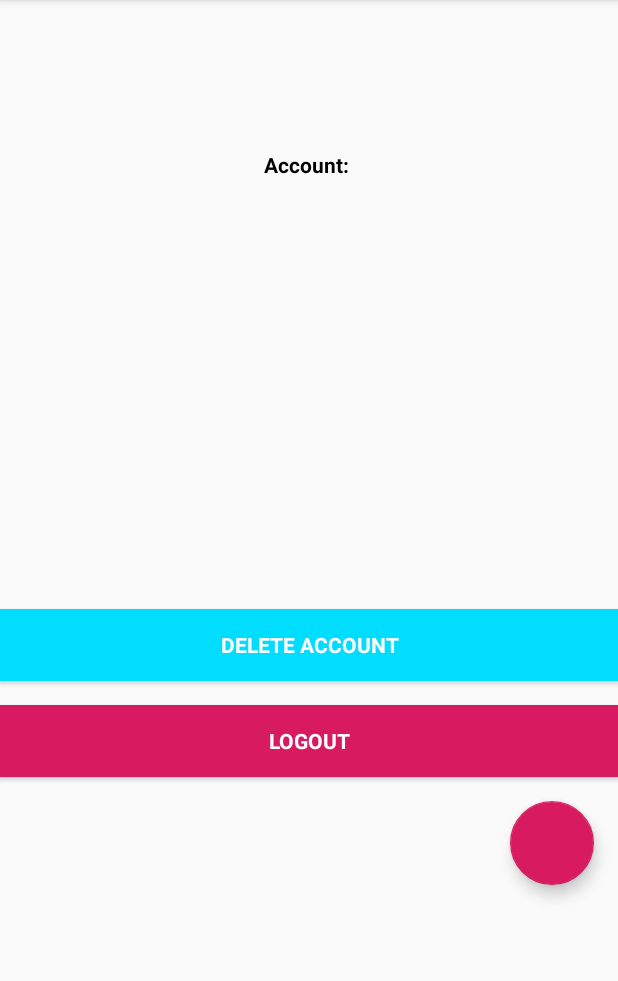
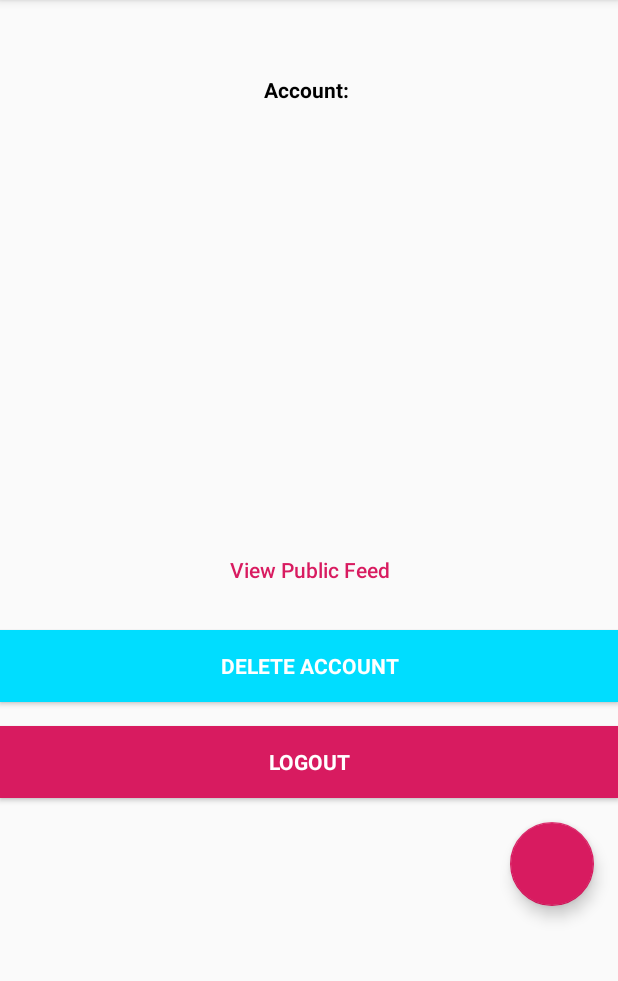
Before and after one commit to anvitgupta/bucketlist, an Android app: the screen it shows after launch once a user with an empty profile is signed in (MainActivity), on a phone screen of 412 x 824 dp, the part 84-1065 px from its top. Run offline under Robolectric (Android 15) with nearby library versions, the phone set to English and light mode, and no system bars; our stand-ins replace Firebase (no records; nobody signed in at launch, a user with empty details on screens opened directly).

Commit message:
Add Public Feed and personal bucket list distinction

```diff
--- a/android/app/src/main/AndroidManifest.xml
+++ b/android/app/src/main/AndroidManifest.xml
@@ -36,6 +36,9 @@
         <activity
             android:name=".AddItemActivity"
             android:label="@string/app_name" />
+        <activity
+            android:name=".PublicFeedActivity"
+            android:label="@string/app_name" />
     </application>
 
 </manifest>
--- a/android/app/src/main/java/com/cs4279/buckit/MainActivity.java
+++ b/android/app/src/main/java/com/cs4279/buckit/MainActivity.java
@@ -29,10 +29,11 @@ import com.google.firebase.database.FirebaseDatabase;
 import com.google.firebase.database.ValueEventListener;
 
 import java.util.ArrayList;
+import java.util.HashSet;
 
 public class MainActivity extends AppCompatActivity {
     TextView textView;
-    Button deleteAccountButton,logoutButton;
+    Button deleteAccountButton,logoutButton,publicButton;
     FloatingActionButton addItemFAB;
     FirebaseAuth firebaseAuth;
     private FirebaseAuth.AuthStateListener  authStateListener;
@@ -41,6 +42,7 @@ public class MainActivity extends AppCompatActivity {
     private RecyclerView.LayoutManager mLayoutManager;
     private FirebaseDatabase mDatabase;
     private ArrayList<Item> itemsList;
+    private HashSet<String> personalItemIDs;
 
     @Override
     protected void onCreate(Bundle savedInstanceState) {
@@ -51,10 +53,12 @@ public class MainActivity extends AppCompatActivity {
         textView = findViewById(R.id.textView1);
         deleteAccountButton = findViewById(R.id.deleteAccountButton);
         logoutButton = findViewById(R.id.logoutButton);
+        publicButton = findViewById(R.id.publicButton);
         addItemFAB = findViewById(R.id.addItemFAB);
 
         cardsLayout = findViewById(R.id.cardsList);
         itemsList = new ArrayList<Item>();
+        personalItemIDs = new HashSet<String>();
 
         firebaseAuth = FirebaseAuth.getInstance();
 
@@ -100,6 +104,13 @@ public class MainActivity extends AppCompatActivity {
             }
         });
 
+        publicButton.setOnClickListener(new View.OnClickListener() {
+            @Override
+            public void onClick(View v) {
+                startActivity(new Intent(getApplicationContext(),PublicFeedActivity.class));
+            }
+        });
+
         addItemFAB.setOnClickListener(new View.OnClickListener() {
             @Override
             public void onClick(View view) {
@@ -109,6 +120,19 @@ public class MainActivity extends AppCompatActivity {
         });
 
         mDatabase = FirebaseDatabase.getInstance();
+
+        DatabaseReference personalListReference = mDatabase.getReference().child("users").child(firebaseAuth.getCurrentUser().getUid()).child("personal_list");
+
+        ValueEventListener personalListListener = new ValueEventListener() {
+            @Override
+            public void onDataChange(@NonNull DataSnapshot dataSnapshot) {
+                personalItemIDs.clear();
+                for (DataSnapshot itemIDSnapshot : dataSnapshot.getChildren()) {
+                    String itemID = itemIDSnapshot.getValue(String.class);
+                    personalItemIDs.add(itemID);
+                }
+
+                // After updating personal bucket list IDs, fetch the appropriate posts
                 DatabaseReference initialItemsReference = mDatabase.getReference("bucket_list_items");
 
                 ValueEventListener initialItemsListener = new ValueEventListener() {
@@ -116,52 +140,12 @@ public class MainActivity extends AppCompatActivity {
                     public void onDataChange(DataSnapshot dataSnapshot) {
                         itemsList.clear();
                         for (DataSnapshot itemSnapshot: dataSnapshot.getChildren()) {
+                            if (!personalItemIDs.contains(itemSnapshot.getKey())) continue;
                             Item newItem = itemSnapshot.getValue(Item.class);
                             itemsList.add(newItem);
                         }
 
                         mAdapter.notifyDataSetChanged();
-                /*
-                CardView card = new CardView(getApplicationContext());
-
-                // Set the CardView layoutParams
-                LinearLayout.LayoutParams params = new LinearLayout.LayoutParams(
-                        LinearLayout.LayoutParams.MATCH_PARENT,
-                        LinearLayout.LayoutParams.WRAP_CONTENT
-                );
-                int margin = 10;
-                params.setMargins(margin, margin, margin, margin);
-                params.weight = 1;
-                card.setLayoutParams(params);
-
-                // Set CardView corner radius
-                card.setRadius(9);
-
-                // Set cardView content padding
-                card.setContentPadding(15, 15, 15, 15);
-
-                // Set a background color for CardView
-                card.setCardBackgroundColor(Color.parseColor("#FFC6D6C3"));
-
-                // Set the CardView maximum elevation
-                card.setMaxCardElevation(15);
-
-                // Set CardView elevation
-                card.setCardElevation(9);
-
-                // Initialize a new TextView to put in CardView
-                TextView tv = new TextView(getApplicationContext());
-                tv.setLayoutParams(params);
-                tv.setText("Hi Abby :)");//newItem.getDescription());
-                // Need to setId()?
-                tv.setLayoutParams(new LinearLayout.LayoutParams(LinearLayout.LayoutParams.MATCH_PARENT,LinearLayout.LayoutParams.WRAP_CONTENT));
-                tv.setTextSize(TypedValue.COMPLEX_UNIT_DIP, 30);
-
-                // Put the TextView in CardView
-                card.addView(tv);
-
-                cardsLayout.addView(card);
-                */
                     }
 
                     @Override
@@ -172,26 +156,15 @@ public class MainActivity extends AppCompatActivity {
                         // ...
                     }
                 };
-        initialItemsReference.addValueEventListener(initialItemsListener); // Use this for now, perhaps switch to child event listener later?
-        //initialItemsReference.addListenerForSingleValueEvent(initialItemsListener);
-
-        /*DatabaseReference newItemsReference = mDatabase.getReference().child("bucket_list_items");
-        ValueEventListener newItemListener = new ValueEventListener() {
-            @Override
-            public void onDataChange(DataSnapshot dataSnapshot) {
-                Item newItem = dataSnapshot.getValue(Item.class);
-                itemsList.add(newItem);
+                initialItemsReference.addListenerForSingleValueEvent(initialItemsListener); // Use this for now, perhaps switch to child event listener later?
             }
 
             @Override
-            public void onCancelled(DatabaseError databaseError) {
-                // TODO
-                // Getting Metadata failed, log a message
-                //Log.w(TAG, "loadPost:onCancelled", databaseError.toException());
-                // ...
+            public void onCancelled(@NonNull DatabaseError databaseError) {
+
             }
         };
-        newItemsReference.addValueEventListener(newItemListener);*/
+        personalListReference.addValueEventListener(personalListListener);
 
         mAdapter = new ItemsAdapter(itemsList);
         cardsLayout.setAdapter(mAdapter);
--- a/android/app/src/main/res/layout/activity_main.xml
+++ b/android/app/src/main/res/layout/activity_main.xml
@@ -11,7 +11,7 @@
         android:id="@+id/textView1"
         android:textColor="@android:color/black"
         android:textStyle="bold"
-        android:layout_marginTop="100dp"
+        android:layout_marginTop="50dp"
         android:textAlignment="center" />
 
     <android.support.v7.widget.RecyclerView
@@ -22,6 +22,17 @@
 
     </android.support.v7.widget.RecyclerView>
 
+
+    <Button
+        android:text="View Public Feed"
+        android:layout_width="match_parent"
+        android:layout_height="wrap_content"
+        android:textAllCaps="false"
+        android:id="@+id/publicButton"
+        android:background="@null"
+        android:textColor="@color/colorAccent"
+        android:layout_marginTop="16dp"
+        />
     <Button
         android:id="@+id/deleteAccountButton"
         style="?android:textAppearanceSmall"
```
Also changed, not shown: android/app/src/main/java/com/cs4279/buckit/PublicFeedActivity.java (added, +105 -0 lines), android/app/src/main/res/layout/activity_public_feed.xml (added, +15 -0 lines). Lines whose indentation alone changed are shown as unchanged.
